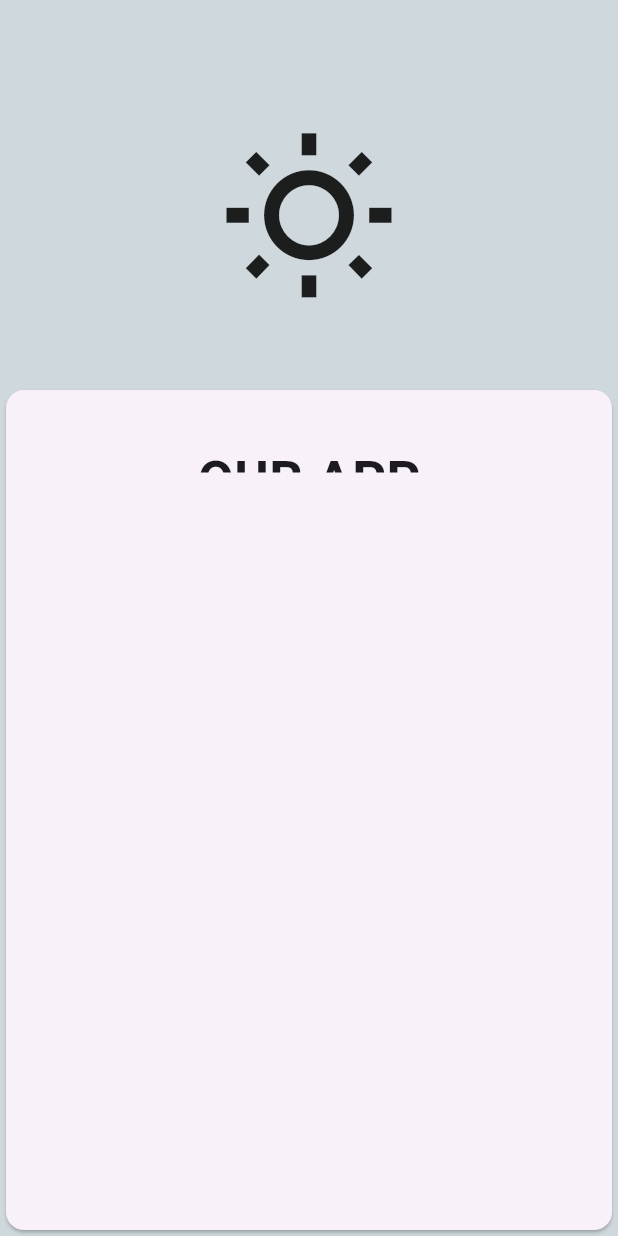
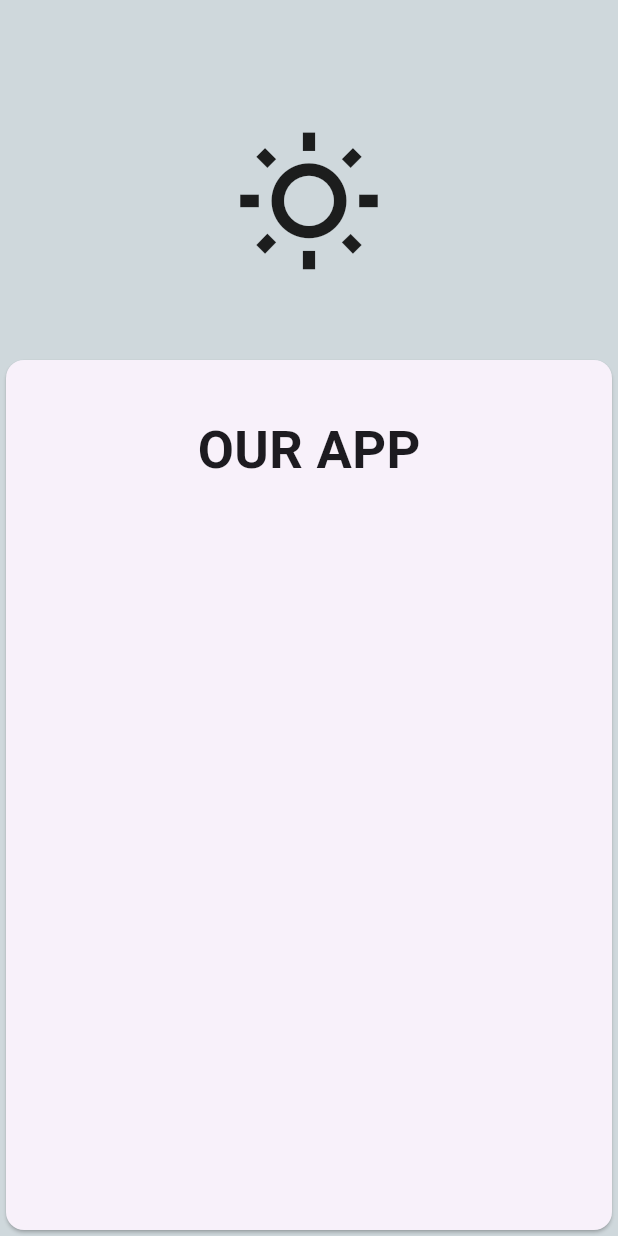
Before and after one commit to MiguelC29/DART_EXERCISES, a Flutter app: the screen it shows after launch, on a phone screen of 412 x 824 dp. Run offline on Flutter 3.47's test engine with Material 3 defaults, Android fonts, the phone set to English and light mode, and no system bars.

Commit message:
solucionando error texto cortado

```diff
--- a/flutter_application_2/lib/pages/home.dart
+++ b/flutter_application_2/lib/pages/home.dart
@@ -18,7 +18,7 @@ class HomePage extends StatelessWidget {
               margin: const EdgeInsets.only(top: 30, bottom: 50),
               child: Icon(
                 Icons.wb_sunny_outlined,
-                size: 120,
+                size: 100,
                 color: Colors.black87,
               ),
             ),
@@ -29,7 +29,7 @@ class HomePage extends StatelessWidget {
                   padding: const EdgeInsets.all(15),
                   children: [
                     Container(
-                      height: 20,
+                      height: 50,
                       margin: const EdgeInsets.only(top: 20, bottom: 27),
                       child: const Center(
                         child: Text('OUR APP',
```
